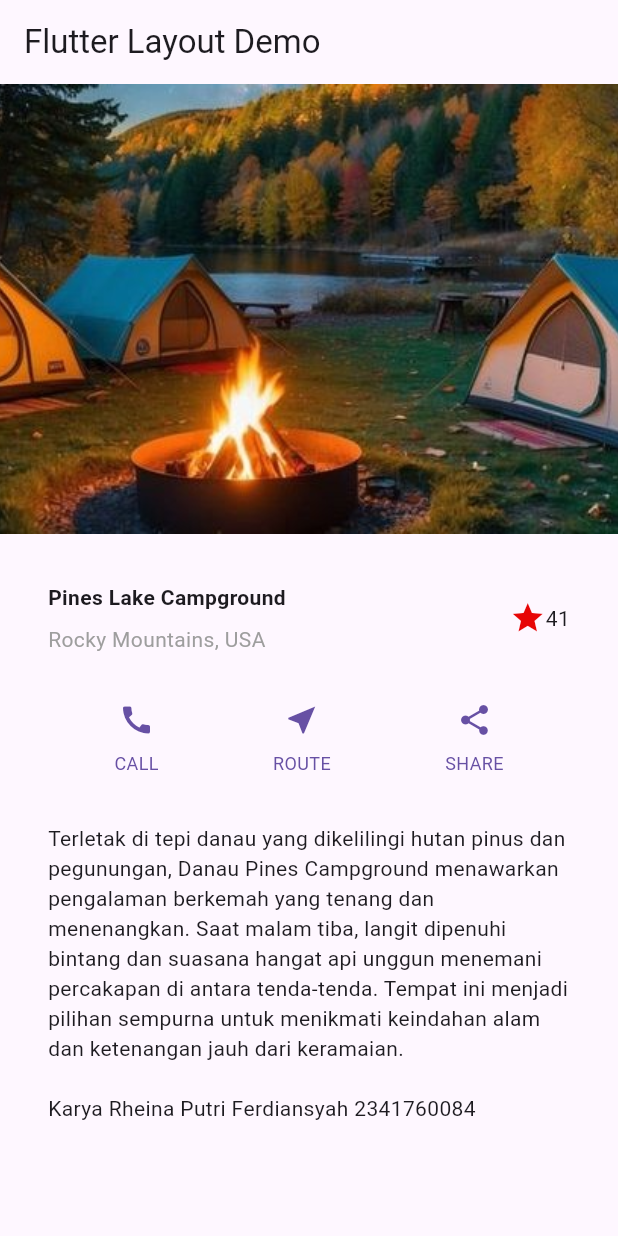
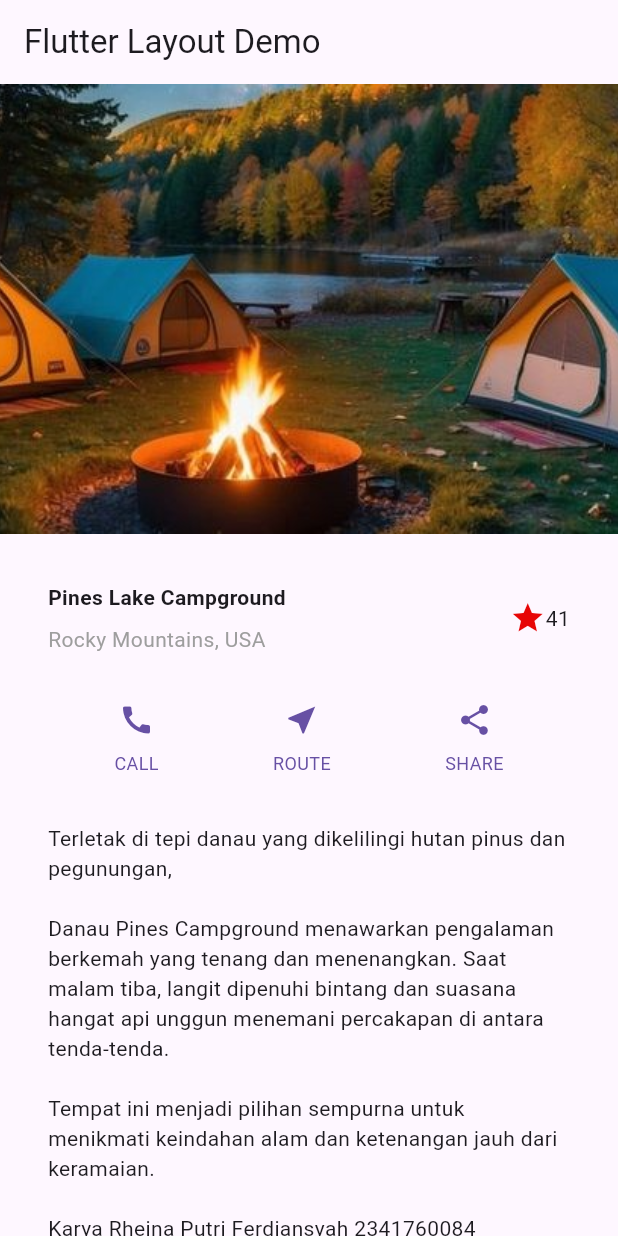
Before and after one commit to rheinaputri/Pertemuan-5---Flutter-2, a Flutter app: the screen it shows after launch, on a phone screen of 412 x 824 dp. Run offline on Flutter 3.47's test engine with Material 3 defaults, Android fonts, the phone set to English and light mode, and no system bars.

Commit message:
Praktikum 4 - final

```diff
--- a/layout_flutter/lib/main.dart
+++ b/layout_flutter/lib/main.dart
@@ -54,20 +54,20 @@ class MyApp extends StatelessWidget {
     Widget textSection = Container(
       padding: const EdgeInsets.all(32),
       child: const Text(
-        'Terletak di tepi danau yang dikelilingi hutan pinus dan pegunungan, '
+        'Terletak di tepi danau yang dikelilingi hutan pinus dan pegunungan, \n\n'
         'Danau Pines Campground menawarkan pengalaman berkemah yang tenang dan menenangkan. '
         'Saat malam tiba, langit dipenuhi bintang dan suasana hangat api unggun menemani percakapan '
-        'di antara tenda-tenda. Tempat ini menjadi pilihan sempurna untuk menikmati keindahan alam '
+        'di antara tenda-tenda.\n\n'
+        'Tempat ini menjadi pilihan sempurna untuk menikmati keindahan alam '
         'dan ketenangan jauh dari keramaian.\n\n'
-        'Karya Rheina Putri Ferdiansyah 2341760084'
+        'Karya Rheina Putri Ferdiansyah 2341760084',
       ),
     );
 
     return MaterialApp(
       title: 'Flutter Layout: Rheina Putri Ferdiansyah (2341760084)',
       home: Scaffold(
-        appBar: AppBar(
-          title: const Text('Flutter Layout Demo')),
+        appBar: AppBar(title: const Text('Flutter Layout Demo')),
         body: ListView(
           children: [
             Image.asset(
```
Also changed, not shown: layout_flutter/image-1.png (added), 3 other files.
